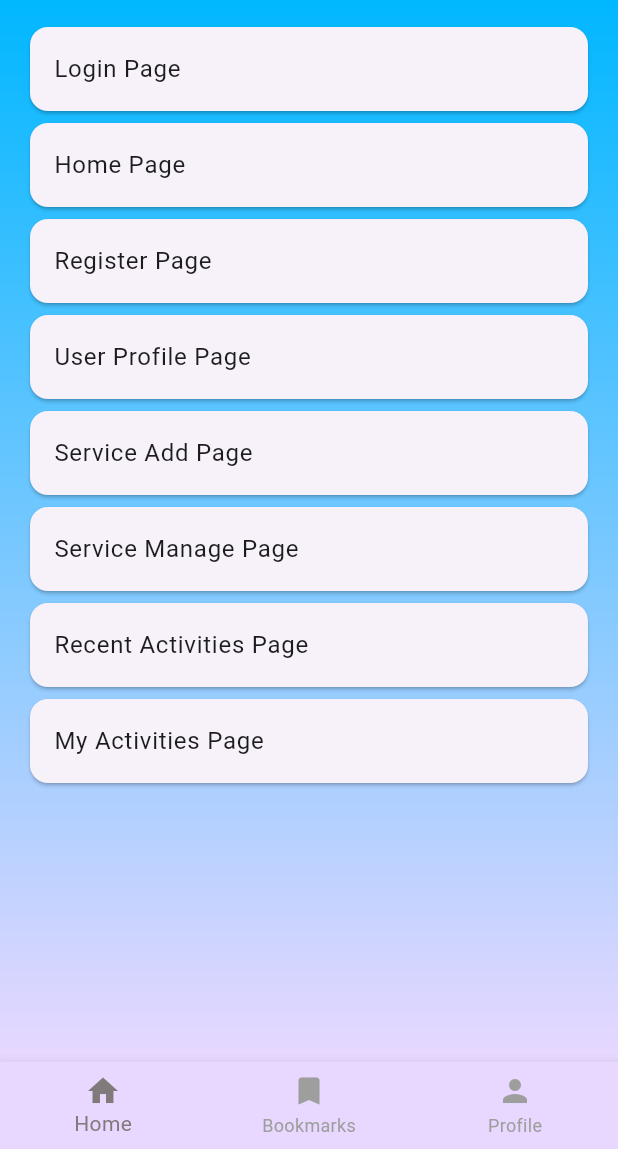
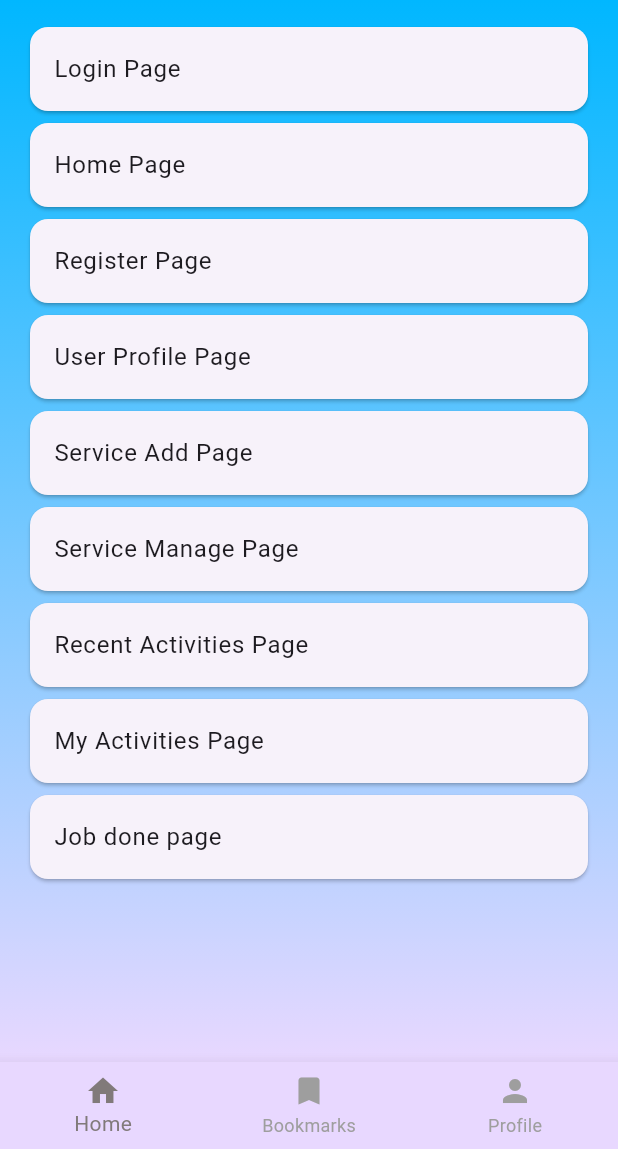
Before and after one commit to BinodPerera/HelaFix, a Flutter app: the screen it shows after launch, on a phone screen of 412 x 824 dp, the part 87-1236 px from its top. Run offline on Flutter 3.47's test engine with Material 3 defaults, Android fonts, the phone set to English and light mode, and no system bars.

Commit message:
create job done page

```diff
--- a/helafix_mobile_app/lib/pages/pages.dart
+++ b/helafix_mobile_app/lib/pages/pages.dart
@@ -92,6 +92,14 @@ class Pages extends StatelessWidget {
                 },
               ),
             ),
+            Card(
+              child: ListTile(
+                title: const Text('Job done page'),
+                onTap: () {
+                  Navigator.pushNamed(context, '/job_done');
+                },
+              ),
+            ),
           ],
         ),
       ),
```
Also changed, not shown: helafix_mobile_app/lib/pages/job-done.dart (added, +39 -0 lines), helafix_mobile_app/pubspec.lock, 1 other file.
